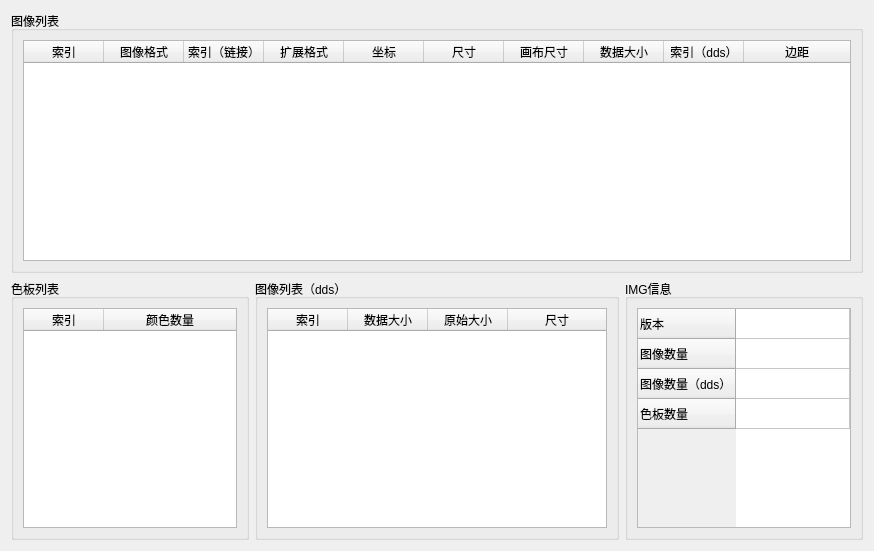
The window that view/main/img_widget.ui (HsOjo/OjoDnfExtractor) describes before a commit, drawn with Qt 5.
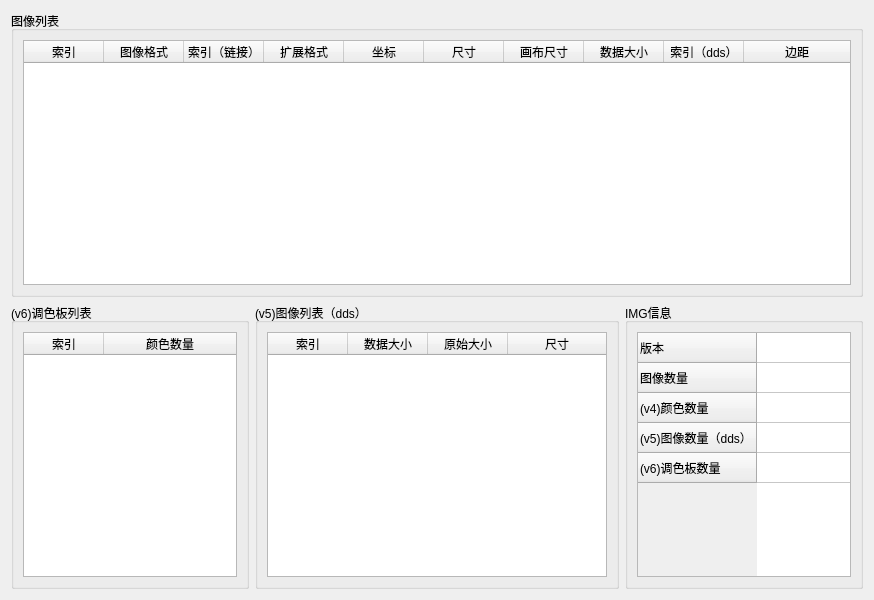
The same window after the commit.

The edit to the form file:
```diff
--- a/view/main/img_widget.ui
+++ b/view/main/img_widget.ui
@@ -7,7 +7,7 @@
     <x>0</x>
     <y>0</y>
     <width>874</width>
-    <height>551</height>
+    <height>600</height>
    </rect>
   </property>
   <property name="windowTitle">
@@ -23,7 +23,7 @@
       </sizepolicy>
      </property>
      <property name="title">
-      <string>色板列表</string>
+      <string>(v6)调色板列表</string>
      </property>
      <layout class="QGridLayout" name="gridLayout_3">
       <item row="0" column="0">
@@ -73,7 +73,7 @@
    <item row="1" column="1">
     <widget class="QGroupBox" name="groupBox_2">
      <property name="title">
-      <string>图像列表（dds）</string>
+      <string>(v5)图像列表（dds）</string>
      </property>
      <layout class="QGridLayout" name="gridLayout_7">
       <item row="0" column="0">
@@ -156,12 +156,17 @@
         </row>
         <row>
          <property name="text">
-          <string>图像数量（dds）</string>
+          <string>(v4)颜色数量</string>
          </property>
         </row>
         <row>
          <property name="text">
-          <string>色板数量</string>
+          <string>(v5)图像数量（dds）</string>
+         </property>
+        </row>
+        <row>
+         <property name="text">
+          <string>(v6)调色板数量</string>
          </property>
         </row>
         <column>
```
